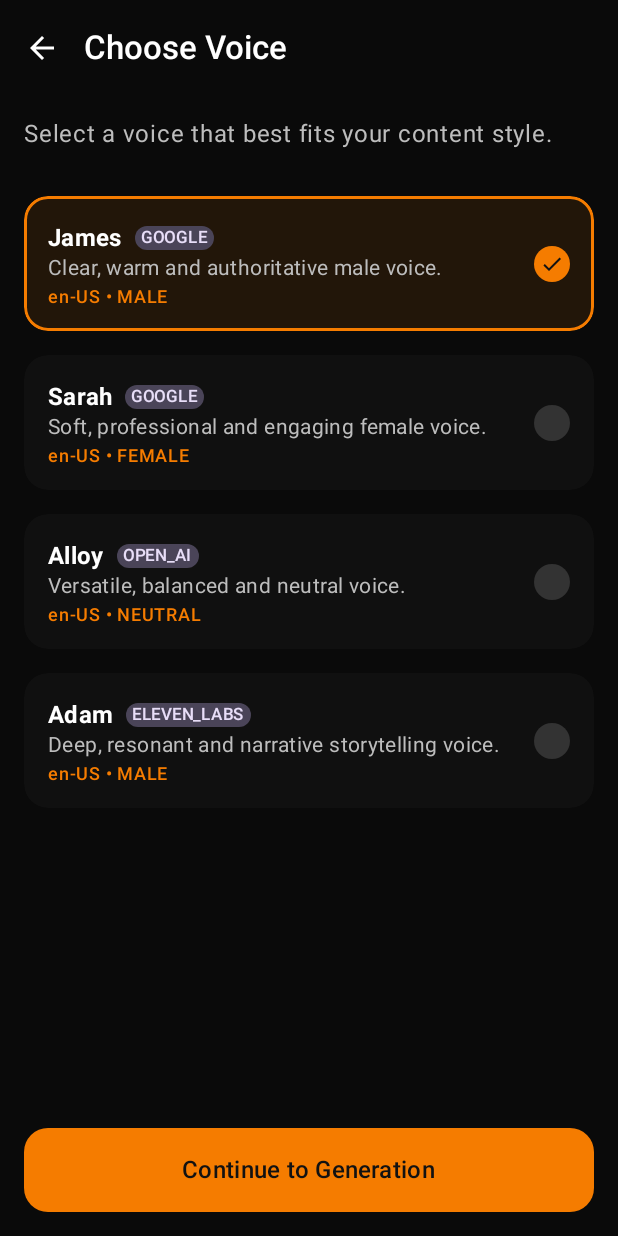
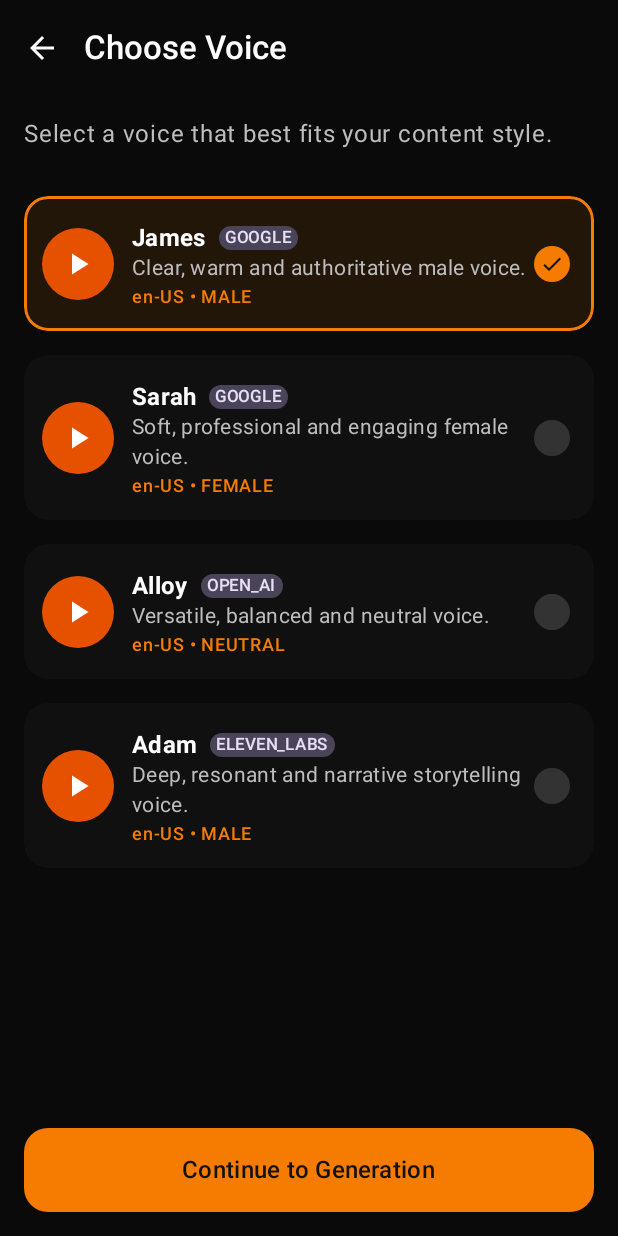
Before and after one commit to shubham230523/Echo, an Android app built with Jetpack Compose: the VoiceSelectionScreen screen opened through its navigation route, after a tap on "James", on a phone screen of 412 x 824 dp. Run offline under Robolectric (Android 15) with nearby library versions, the phone set to English and light mode, and no system bars; 2 statements that could not run were skipped.

Commit message:
Added Voice preview support to VoiceSelection UI

```diff
--- a/shared/src/commonMain/kotlin/com/shubhamthorat/echo/feature/voice/VoiceSelectionContract.kt
+++ b/shared/src/commonMain/kotlin/com/shubhamthorat/echo/feature/voice/VoiceSelectionContract.kt
@@ -13,9 +13,12 @@ import com.shubhamthorat.echo.domain.model.Voice
 data class VoiceSelectionUiState(
     val voices: List<Voice> = emptyList(),
     val selectedVoiceId: String? = null,
+    val previewingVoiceId: String? = null,
+    val isPreviewLoading: Boolean = false,
     val isLoading: Boolean = false,
     val error: String? = null
 ) {
     val selectedVoice: Voice? = voices.find { it.id == selectedVoiceId }
     val isContinueEnabled: Boolean = selectedVoiceId != null
+    val isPreviewing: Boolean = previewingVoiceId != null && !isPreviewLoading
 }
--- a/shared/src/commonMain/kotlin/com/shubhamthorat/echo/feature/voice/VoiceSelectionScreen.kt
+++ b/shared/src/commonMain/kotlin/com/shubhamthorat/echo/feature/voice/VoiceSelectionScreen.kt
@@ -9,6 +9,8 @@ import androidx.compose.foundation.shape.CircleShape
 import androidx.compose.foundation.shape.RoundedCornerShape
 import androidx.compose.material.icons.Icons
 import androidx.compose.material.icons.filled.Check
+import androidx.compose.material.icons.filled.PlayArrow
+import androidx.compose.material.icons.filled.Stop
 import androidx.compose.material3.*
 import androidx.compose.runtime.Composable
 import androidx.compose.ui.Alignment
@@ -26,6 +28,7 @@ fun VoiceSelectionScreen(
     onBackClick: () -> Unit,
     onContinueClick: () -> Unit,
     onVoiceSelect: (String) -> Unit,
+    onPreviewClick: (String) -> Unit,
     modifier: Modifier = Modifier
 ) {
     Scaffold(
@@ -77,10 +80,16 @@ fun VoiceSelectionScreen(
                     }
 
                     items(uiState.voices) { voice ->
+                        val isPreviewLoading = uiState.previewingVoiceId == voice.id && uiState.isPreviewLoading
+                        val isPlaying = uiState.previewingVoiceId == voice.id && !uiState.isPreviewLoading
+
                         VoiceItem(
                             voice = voice,
                             isSelected = uiState.selectedVoiceId == voice.id,
-                            onSelect = { onVoiceSelect(voice.id) }
+                            isPreviewLoading = isPreviewLoading,
+                            isPlaying = isPlaying,
+                            onSelect = { onVoiceSelect(voice.id) },
+                            onPreviewClick = { onPreviewClick(voice.id) }
                         )
                     }
                 }
@@ -93,7 +102,10 @@ fun VoiceSelectionScreen(
 private fun VoiceItem(
     voice: Voice,
     isSelected: Boolean,
-    onSelect: () -> Unit
+    isPreviewLoading: Boolean,
+    isPlaying: Boolean,
+    onSelect: () -> Unit,
+    onPreviewClick: () -> Unit
 ) {
     Surface(
         modifier = Modifier
@@ -114,6 +126,33 @@ private fun VoiceItem(
             modifier = Modifier.padding(EchoTheme.spacing.medium),
             verticalAlignment = Alignment.CenterVertically
         ) {
+            // Preview Button
+            IconButton(
+                onClick = onPreviewClick,
+                modifier = Modifier
+                    .size(40.dp)
+                    .background(
+                        color = MaterialTheme.colorScheme.primaryContainer,
+                        shape = CircleShape
+                    )
+            ) {
+                if (isPreviewLoading) {
+                    CircularProgressIndicator(
+                        modifier = Modifier.size(20.dp),
+                        strokeWidth = 2.dp,
+                        color = MaterialTheme.colorScheme.onPrimaryContainer
+                    )
+                } else {
+                    Icon(
+                        imageVector = if (isPlaying) Icons.Default.Stop else Icons.Default.PlayArrow,
+                        contentDescription = if (isPlaying) "Stop Preview" else "Play Preview",
+                        tint = MaterialTheme.colorScheme.onPrimaryContainer
+                    )
+                }
+            }
+
+            Spacer(modifier = Modifier.width(EchoTheme.spacing.medium))
+
             Column(modifier = Modifier.weight(1f)) {
                 Row(verticalAlignment = Alignment.CenterVertically) {
                     Text(
--- a/shared/src/commonMain/kotlin/com/shubhamthorat/echo/presentation/navigation/NavHost.kt
+++ b/shared/src/commonMain/kotlin/com/shubhamthorat/echo/presentation/navigation/NavHost.kt
@@ -153,7 +153,8 @@ fun EchoNavHost(
                 onContinueClick = {
                     navController.navigate(Route.Generation)
                 },
-                onVoiceSelect = viewModel::onVoiceSelected
+                onVoiceSelect = viewModel::onVoiceSelected,
+                onPreviewClick = viewModel::onPreviewClick
             )
         }
         composable<Route.Generation> {
```
Also changed, not shown: shared/src/commonMain/kotlin/com/shubhamthorat/echo/feature/voice/VoiceSelectionViewModel.kt (+32 -0 lines).
